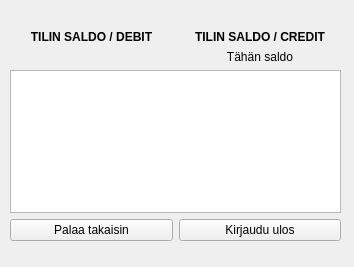
This is bank-automat/accountbalance.ui in JuusoToratti/tvt23pankkiprojekti as Qt 5 draws it before an edit. The edited form follows.
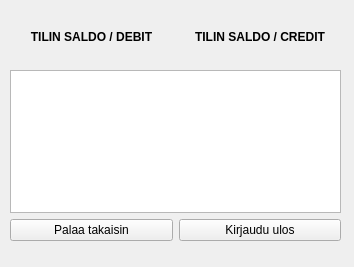
This is the edited form.

Patch:
```diff
--- a/bank-automat/accountbalance.ui
+++ b/bank-automat/accountbalance.ui
@@ -29,7 +29,7 @@
     <item row="2" column="2">
      <widget class="QLabel" name="debitlabel">
       <property name="text">
-       <string>Tähän saldo</string>
+       <string/>
       </property>
       <property name="alignment">
        <set>Qt::AlignCenter</set>
```
